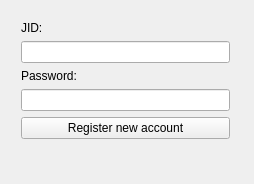
Old version of the form plugins/jabber/src/loginform.ui in the repository Winand/mqutim.
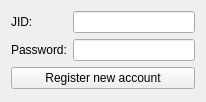
New version of the form.

Commit message: Fixed Jabber account add&edit

```diff
--- a/plugins/jabber/src/loginform.ui
+++ b/plugins/jabber/src/loginform.ui
@@ -5,57 +5,53 @@
    <rect>
     <x>0</x>
     <y>0</y>
-    <width>254</width>
-    <height>184</height>
+    <width>206</width>
+    <height>102</height>
    </rect>
   </property>
+  <property name="sizePolicy" >
+   <sizepolicy vsizetype="Maximum" hsizetype="Preferred" >
+    <horstretch>0</horstretch>
+    <verstretch>0</verstretch>
+   </sizepolicy>
+  </property>
   <property name="windowTitle" >
    <string>LoginForm</string>
   </property>
-  <widget class="QWidget" name="" >
-   <property name="geometry" >
-    <rect>
-     <x>10</x>
-     <y>10</y>
-     <width>231</width>
-     <height>140</height>
-    </rect>
-   </property>
-   <layout class="QVBoxLayout" >
-    <item>
+  <layout class="QGridLayout" name="gridLayout" >
+   <item row="2" column="0" >
+    <widget class="QLabel" name="label_2" >
+     <property name="text" >
+      <string>Password:</string>
+     </property>
+    </widget>
+   </item>
+   <item row="4" column="0" colspan="2" >
+    <widget class="QPushButton" name="pushRegister" >
+     <property name="text" >
+      <string>Register new account</string>
+     </property>
+    </widget>
+   </item>
+   <item row="1" column="0" >
      <widget class="QLabel" name="label" >
       <property name="text" >
        <string>JID:</string>
       </property>
      </widget>
     </item>
-    <item>
+   <item row="1" column="1" >
      <widget class="QLineEdit" name="jidEdit" />
     </item>
-    <item>
-     <widget class="QLabel" name="label_2" >
-      <property name="text" >
-       <string>Password:</string>
-      </property>
-     </widget>
-    </item>
-    <item>
+   <item row="2" column="1" >
      <widget class="QLineEdit" name="passowrdEdit" >
       <property name="echoMode" >
        <enum>QLineEdit::Password</enum>
       </property>
      </widget>
     </item>
-    <item>
-     <widget class="QPushButton" name="pushRegister" >
-      <property name="text" >
-       <string>Register new account</string>
-      </property>
-     </widget>
-    </item>
-   </layout>
-  </widget>
- </widget>
+  </layout>
+ </widget>
  <layoutdefault spacing="6" margin="11" />
  <resources/>
  <connections>
```
Left out of the diff: 19 changed lines with no effect on the pictures. Lines whose indentation alone changed are shown as unchanged. The commit also changes 1 other file.
